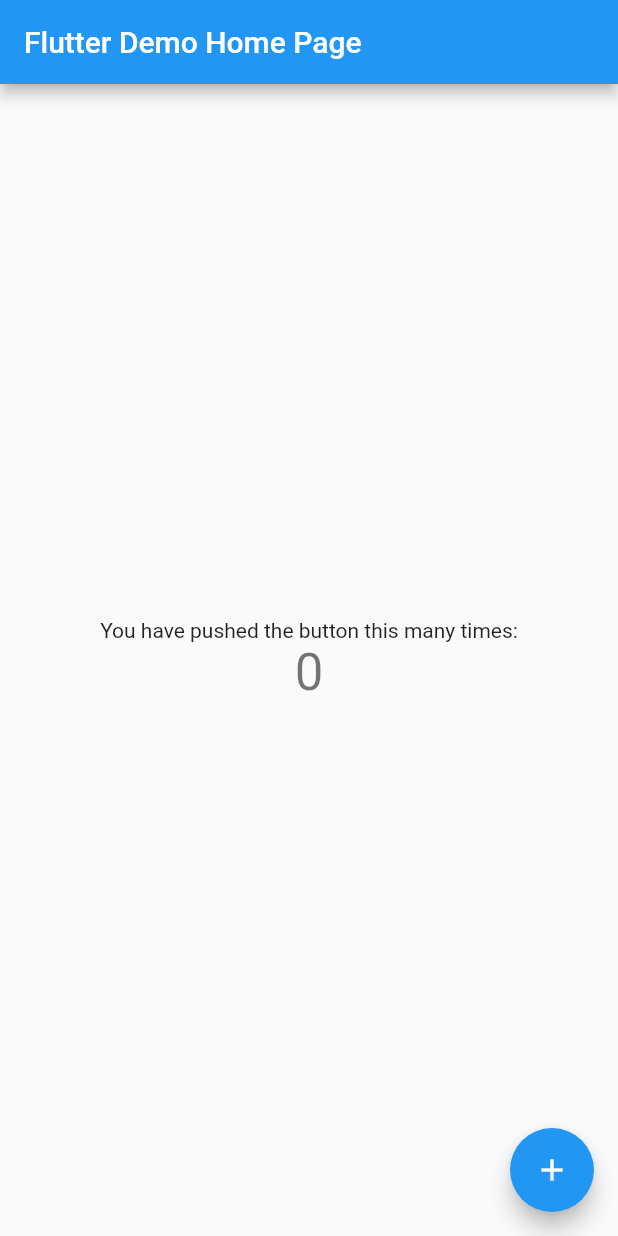
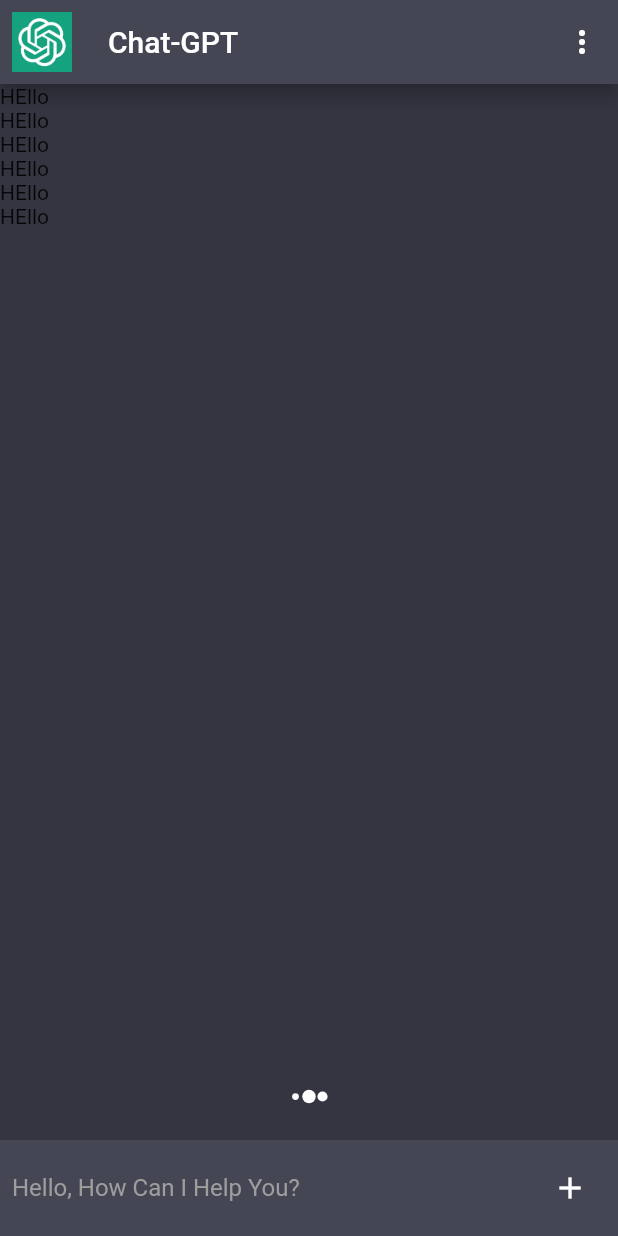
Before and after one commit to SeAliijaz/Flutter-CHAT-GPT, a Flutter app: the screen it shows after launch, on a phone screen of 412 x 824 dp. Run offline on Flutter 3.47's test engine with Material 2 defaults, Android fonts, the phone set to English and light mode, and no system bars; our stand-ins replace flutter_spinkit.

Commit message:
till chat screen half UI

```diff
--- /dev/null
+++ b/lib/Constants/constants.dart
@@ -0,0 +1,66 @@
+import 'package:flutter/material.dart';
+
+///APP COLORS
+class AppColors {
+  static const Color scaffoldBackgroundColor = Color(0xFF343541);
+  static const Color cardColor = Color(0xFF444654);
+}
+
+///API CONSTANTS
+class APIConstants {
+  static const String baseURL = "https://api.openai.com/v1";
+  static const String apiKEY =
+      "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";
+}
+
+// List<String> models = [
+//   'Model1',
+//   'Model2',
+//   'Model3',
+//   'Model4',
+//   'Model5',
+//   'Model6',
+// ];
+
+// List<DropdownMenuItem<String>>? get getModelsItem {
+//   List<DropdownMenuItem<String>>? modelsItems =
+//       List<DropdownMenuItem<String>>.generate(
+//           models.length,
+//           (index) => DropdownMenuItem(
+//               value: models[index],
+//               child: TextWidget(
+//                 label: models[index],
+//                 fontSize: 15,
+//               )));
+//   return modelsItems;
+// }
+
+// final chatMessages = [
+//   {
+//     "msg": "Hello who are you?",
+//     "chatIndex": 0,
+//   },
+//   {
+//     "msg":
+//         "Hello, I am ChatGPT, a large language model developed by OpenAI. I am here to assist you with any information or questions you may have. How can I help you today?",
+//     "chatIndex": 1,
+//   },
+//   {
+//     "msg": "What is flutter?",
+//     "chatIndex": 0,
+//   },
+//   {
+//     "msg":
+//         "Flutter is an open-source mobile application development framework created by Google. It is used to develop applications for Android, iOS, Linux, Mac, Windows, and the web. Flutter uses the Dart programming language and allows for the creation of high-performance, visually attractive, and responsive apps. It also has a growing and supportive community, and offers many customizable widgets for building beautiful and responsive user interfaces.",
+//     "chatIndex": 1,
+//   },
+//   {
+//     "msg": "Okay thanks",
+//     "chatIndex": 0,
+//   },
+//   {
+//     "msg":
+//         "You're welcome! Let me know if you have any other questions or if there's anything else I can help you with.",
+//     "chatIndex": 1,
+//   },
+// ];
--- /dev/null
+++ b/lib/Screens/chat_screen.dart
@@ -0,0 +1,98 @@
+import 'package:flutter/material.dart';
+import 'package:flutter_chat_gpt/Constants/constants.dart';
+import 'package:flutter_chat_gpt/Services/assets_manager.dart';
+import 'package:flutter_spinkit/flutter_spinkit.dart';
+
+class ChatScreen extends StatefulWidget {
+  const ChatScreen({Key? key}) : super(key: key);
+
+  @override
+  State<ChatScreen> createState() => _ChatScreenState();
+}
+
+class _ChatScreenState extends State<ChatScreen> {
+  bool isTyping = true;
+  late TextEditingController textEditingController = TextEditingController();
+
+  @override
+  void dispose() {
+    textEditingController.dispose();
+    super.dispose();
+  }
+
+  @override
+  Widget build(BuildContext context) {
+    return Scaffold(
+      appBar: AppBar(
+        elevation: 5,
+        leading: Padding(
+          padding: const EdgeInsets.all(8.0),
+          child: Image.asset(AssetsManager.openaiLogo),
+        ),
+        actions: [
+          IconButton(
+            onPressed: () {},
+            icon: const Icon(
+              Icons.more_vert_outlined,
+              color: Colors.white,
+            ),
+          ),
+        ],
+        title: Text('Chat-GPT'),
+      ),
+      body: SafeArea(
+        child: Column(
+          children: [
+            Flexible(
+              child: ListView.builder(
+                // shrinkWrap: true,
+                itemCount: 6,
+                itemBuilder: (BuildContext context, int index) {
+                  return Text("HEllo");
+                },
+              ),
+            ),
+            if (isTyping) ...[
+              SpinKitThreeBounce(
+                color: Colors.white,
+                size: 18,
+              ),
+              const SizedBox(height: 20),
+              Material(
+                color: AppColors.cardColor,
+                child: Padding(
+                  padding: const EdgeInsets.all(8.0),
+                  child: Row(
+                    children: [
+                      Expanded(
+                        child: TextField(
+                          style: TextStyle(color: Colors.grey),
+                          controller: textEditingController,
+                          onSubmitted: (v) {
+                            ///
+                          },
+                          decoration: InputDecoration.collapsed(
+                            hintText: "Hello, How Can I Help You?",
+                            hintStyle: TextStyle(color: Colors.grey),
+                            // border: OutlineInputBorder(),
+                          ),
+                        ),
+                      ),
+                      IconButton(
+                        onPressed: () {},
+                        icon: const Icon(
+                          Icons.add,
+                          color: Colors.white,
+                        ),
+                      ),
+                    ],
+                  ),
+                ),
+              )
+            ],
+          ],
+        ),
+      ),
+    );
+  }
+}
--- /dev/null
+++ b/lib/Services/assets_manager.dart
@@ -0,0 +1,6 @@
+class AssetsManager {
+  static const String imagePath = "assets/images";
+  static const String userImage = "$imagePath/person.png";
+  static const String botImage = "$imagePath/chat_logo.png";
+  static const String openaiLogo = "$imagePath/openai_logo.jpg";
+}
--- a/lib/main.dart
+++ b/lib/main.dart
@@ -1,115 +1,30 @@
 import 'package:flutter/material.dart';
+import 'package:flutter_chat_gpt/Constants/constants.dart';
+import 'package:flutter_chat_gpt/Screens/chat_screen.dart';
 
-void main() {
-  runApp(const MyApp());
-}
+void main() => runApp(const MyApp());
 
 class MyApp extends StatelessWidget {
   const MyApp({super.key});
 
-  // This widget is the root of your application.
   @override
   Widget build(BuildContext context) {
     return MaterialApp(
-      title: 'Flutter Demo',
+      ///title
+      title: 'CHAT-GPT'.toUpperCase(),
+
+      ///debugShowCheckedModeBanner
+      debugShowCheckedModeBanner: false,
+
+      ///theme
       theme: ThemeData(
-        // This is the theme of your application.
-        //
-        // Try running your application with "flutter run". You'll see the
-        // application has a blue toolbar. Then, without quitting the app, try
-        // changing the primarySwatch below to Colors.green and then invoke
-        // "hot reload" (press "r" in the console where you ran "flutter run",
-        // or simply save your changes to "hot reload" in a Flutter IDE).
-        // Notice that the counter didn't reset back to zero; the application
-        // is not restarted.
-        primarySwatch: Colors.blue,
-      ),
-      home: const MyHomePage(title: 'Flutter Demo Home Page'),
+          scaffoldBackgroundColor: AppColors.scaffoldBackgroundColor,
+          appBarTheme: AppBarTheme(
+            color: AppColors.cardColor,
+          )),
+
+      ///home
+      home: ChatScreen(),
     );
   }
 }
-
-class MyHomePage extends StatefulWidget {
-  const MyHomePage({super.key, required this.title});
-
-  // This widget is the home page of your application. It is stateful, meaning
-  // that it has a State object (defined below) that contains fields that affect
-  // how it looks.
-
-  // This class is the configuration for the state. It holds the values (in this
-  // case the title) provided by the parent (in this case the App widget) and
-  // used by the build method of the State. Fields in a Widget subclass are
-  // always marked "final".
-
-  final String title;
-
-  @override
-  State<MyHomePage> createState() => _MyHomePageState();
-}
-
-class _MyHomePageState extends State<MyHomePage> {
-  int _counter = 0;
-
-  void _incrementCounter() {
-    setState(() {
-      // This call to setState tells the Flutter framework that something has
-      // changed in this State, which causes it to rerun the build method below
-      // so that the display can reflect the updated values. If we changed
-      // _counter without calling setState(), then the build method would not be
-      // called again, and so nothing would appear to happen.
-      _counter++;
-    });
-  }
-
-  @override
-  Widget build(BuildContext context) {
-    // This method is rerun every time setState is called, for instance as done
-    // by the _incrementCounter method above.
-    //
-    // The Flutter framework has been optimized to make rerunning build methods
-    // fast, so that you can just rebuild anything that needs updating rather
-    // than having to individually change instances of widgets.
-    return Scaffold(
-      appBar: AppBar(
-        // Here we take the value from the MyHomePage object that was created by
-        // the App.build method, and use it to set our appbar title.
-        title: Text(widget.title),
-      ),
-      body: Center(
-        // Center is a layout widget. It takes a single child and positions it
-        // in the middle of the parent.
-        child: Column(
-          // Column is also a layout widget. It takes a list of children and
-          // arranges them vertically. By default, it sizes itself to fit its
-          // children horizontally, and tries to be as tall as its parent.
-          //
-          // Invoke "debug painting" (press "p" in the console, choose the
-          // "Toggle Debug Paint" action from the Flutter Inspector in Android
-          // Studio, or the "Toggle Debug Paint" command in Visual Studio Code)
-          // to see the wireframe for each widget.
-          //
-          // Column has various properties to control how it sizes itself and
-          // how it positions its children. Here we use mainAxisAlignment to
-          // center the children vertically; the main axis here is the vertical
-          // axis because Columns are vertical (the cross axis would be
-          // horizontal).
-          mainAxisAlignment: MainAxisAlignment.center,
-          children: <Widget>[
-            const Text(
-              'You have pushed the button this many times:',
-            ),
-            Text(
-              '$_counter',
-              style: Theme.of(context).textTheme.headlineMedium,
-            ),
-          ],
-        ),
-      ),
-      floatingActionButton: FloatingActionButton(
-        onPressed: _incrementCounter,
-        tooltip: 'Increment',
-        child: const Icon(Icons.add),
-      ), // This trailing comma makes auto-formatting nicer for build methods.
-    );
-  }
-}
```
Also changed, not shown: pubspec.yaml (+6 -2 lines), assets/images/chat_logo.png (added), assets/images/openai_logo.jpg (added), assets/images/person.png (added), pubspec.lock.
